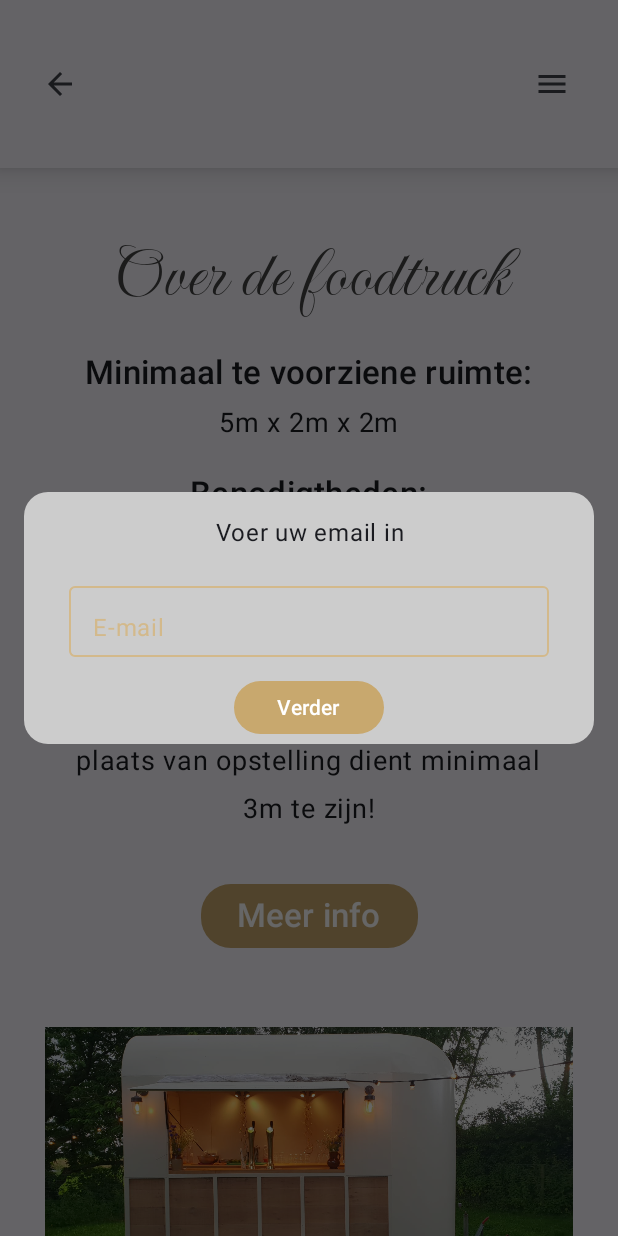
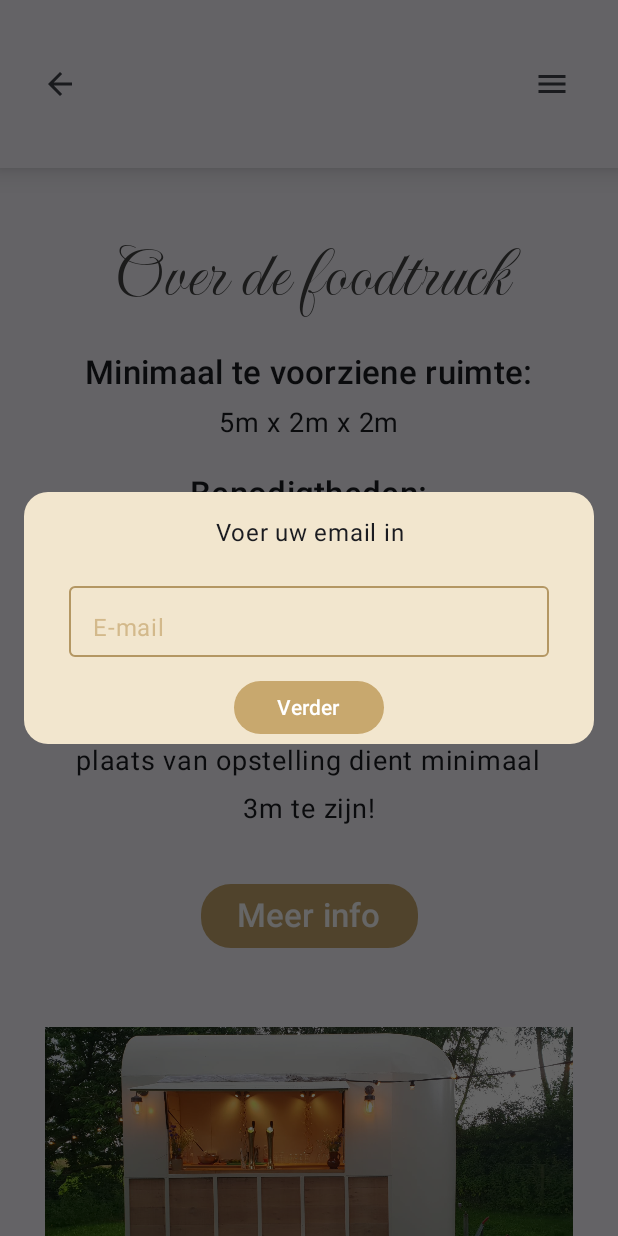
Before and after one commit to LanderVM/devops-23-24-android-a02, an Android app built with Jetpack Compose: the AboutScreen screen opened through its navigation route, after a tap on "Meer info", on a phone screen of 412 x 824 dp. Run offline under Robolectric (Android 15) with nearby library versions, the phone set to English and light mode, and no system bars.

Commit message:
aanpassen over scherm

```diff
--- a/app/src/main/java/com/example/templateapplication/ui/screens/overpage/AboutScreen.kt
+++ b/app/src/main/java/com/example/templateapplication/ui/screens/overpage/AboutScreen.kt
@@ -155,7 +155,7 @@
                 .height(200.dp)
                 .padding(16.dp),
             shape = RoundedCornerShape(16.dp),
-            color = Color.LightGray
+            color = Color(android.graphics.Color.parseColor(stringResource(R.string.extrakleur2))),
         ) {
             Column (
                 modifier = Modifier.fillMaxWidth(),
@@ -206,7 +206,7 @@
                 .height(200.dp)
                 .padding(16.dp),
             shape = RoundedCornerShape(16.dp),
-            color = Color.LightGray
+            color = Color(android.graphics.Color.parseColor(stringResource(R.string.extrakleur2))),
         ) {
             Column (
                 modifier = Modifier.fillMaxWidth(),
@@ -260,8 +260,8 @@
             .height(55.dp)
             .padding(horizontal = 30.dp),
         colors = TextFieldDefaults.outlinedTextFieldColors(
-            focusedBorderColor = Color(android.graphics.Color.parseColor(stringResource(id = R.string.lichter))),
-            unfocusedBorderColor = Color(android.graphics.Color.parseColor(stringResource(id = R.string.lichter)))
+            focusedBorderColor = Color(android.graphics.Color.parseColor(stringResource(id = R.string.donkerder))),
+            unfocusedBorderColor = Color(android.graphics.Color.parseColor(stringResource(id = R.string.donkerder)))
         ),
 
     )
--- a/app/src/main/res/values/strings.xml
+++ b/app/src/main/res/values/strings.xml
@@ -5,6 +5,8 @@
     <string name="lichter">#D3B98B</string>
     <string name="lichterder">#e9dcc5</string>
     <string name="lichts">#efe5d4</string>
+    <string name="extrakleur1">#e0d1b4</string>
+    <string name="extrakleur2">#f2e6ce</string>
     <string name="wit">#FFFFFF</string>
     <string name="disabledButtonColor">#f8f1e4</string>
     <string name="home_title">Home</string>
```
